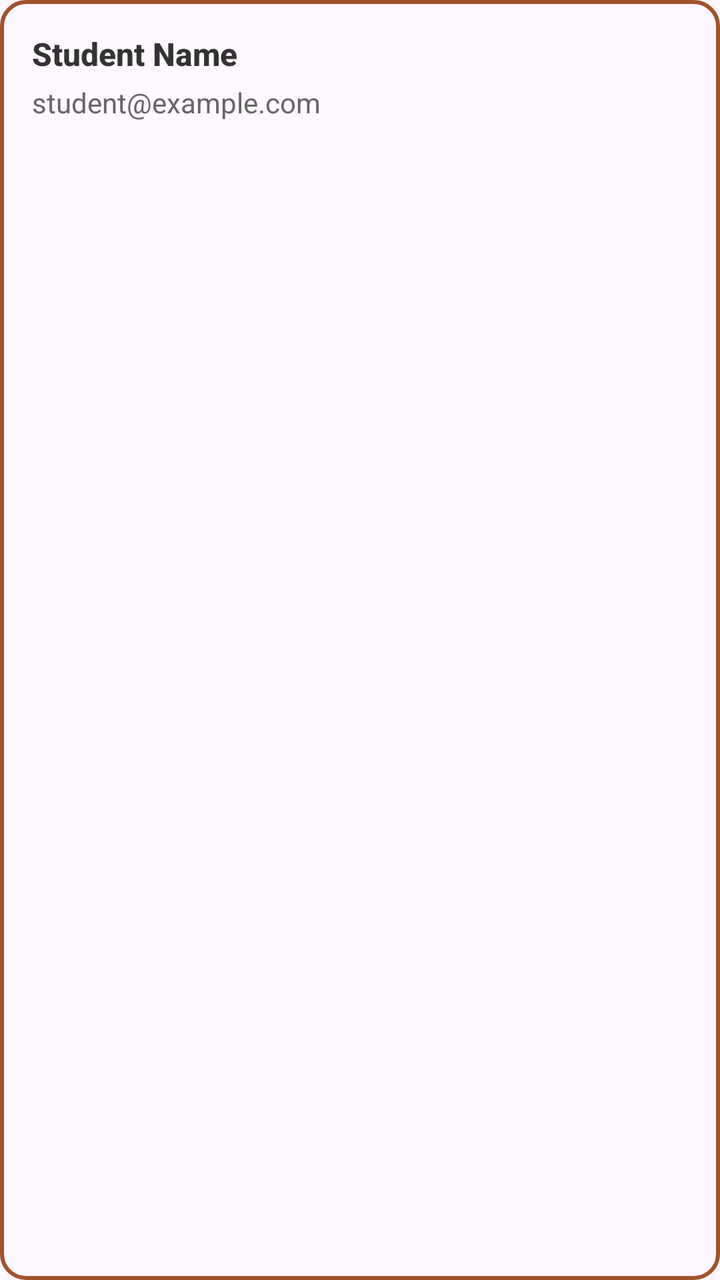
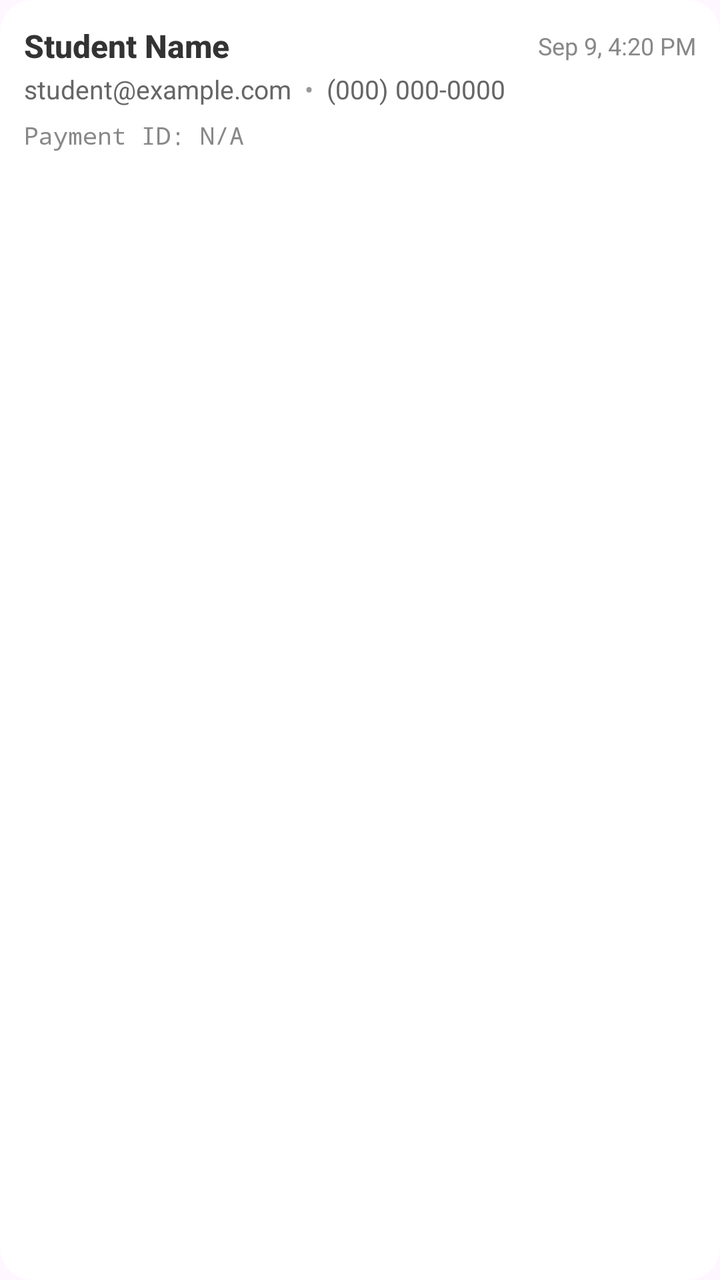

An Android layout rendered at two revisions. The XML below is the earlier revision; the diff shows what the commit changed to produce the second picture.
<!-- AndroidManifest.xml: application theme Theme.Csci3130Group1 -->
<!-- res/layout/registered_student_item.xml -->
<?xml version="1.0" encoding="utf-8"?>
<LinearLayout xmlns:android="http://schemas.android.com/apk/res/android"
    android:layout_width="match_parent"
    android:layout_height="wrap_content"
    android:orientation="vertical"
    android:background="@drawable/outlined_button_background"
    android:padding="16dp"
    android:layout_marginBottom="12dp">

    <TextView
        android:id="@+id/studentName"
        android:layout_width="match_parent"
        android:layout_height="wrap_content"
        android:text="Student Name"
        android:textSize="16sp"
        android:textStyle="bold"
        android:textColor="#333333"
        android:fontFamily="sans-serif-medium"/>

    <TextView
        android:id="@+id/studentEmail"
        android:layout_width="match_parent"
        android:layout_height="wrap_content"
        android:text="student@example.com"
        android:textSize="14sp"
        android:textColor="#666666"
        android:layout_marginTop="4dp"/>

</LinearLayout>
<!-- resources referenced by this layout -->
<resources>
  <!-- drawable outlined_button_background (drawable) -->
  <?xml version="1.0" encoding="utf-8"?>
  <shape xmlns:android="http://schemas.android.com/apk/res/android">
      <solid android:color="#00FFFFFF" />
      <corners android:radius="12dp" />
      <stroke android:width="2dp" android:color="#A0522D" />
  </shape>
  <style name="Theme.Csci3130Group1" parent="Base.Theme.Csci3130Group1" />
  <style name="Base.Theme.Csci3130Group1" parent="Theme.Material3.DayNight.NoActionBar">
          
          
      </style>
</resources>

<!-- the commit's change to res/layout/registered_student_item.xml (unified diff, before → after) -->
@@ -3,27 +3,79 @@
     android:layout_width="match_parent"
     android:layout_height="wrap_content"
     android:orientation="vertical"
-    android:background="@drawable/outlined_button_background"
-    android:padding="16dp"
-    android:layout_marginBottom="12dp">
+    android:background="@drawable/card_background"
+    android:padding="12dp"
+    android:layout_marginBottom="8dp">
 
-    <TextView
-        android:id="@+id/studentName"
+    
+    <LinearLayout
         android:layout_width="match_parent"
         android:layout_height="wrap_content"
-        android:text="Student Name"
-        android:textSize="16sp"
-        android:textStyle="bold"
-        android:textColor="#333333"
-        android:fontFamily="sans-serif-medium"/>
+        android:orientation="horizontal"
+        android:gravity="center_vertical">
 
-    <TextView
-        android:id="@+id/studentEmail"
+        <TextView
+            android:id="@+id/studentName"
+            android:layout_width="0dp"
+            android:layout_height="wrap_content"
+            android:layout_weight="1"
+            android:text="Student Name"
+            android:textSize="16sp"
+            android:textStyle="bold"
+            android:textColor="#333333"
+            android:fontFamily="sans-serif-medium"/>
+
+        <TextView
+            android:id="@+id/studentRegisteredAt"
+            android:layout_width="wrap_content"
+            android:layout_height="wrap_content"
+            android:text="Sep 9, 4:20 PM"
+            android:textSize="12sp"
+            android:textColor="#888888"/>
+    </LinearLayout>
+
+    
+    <LinearLayout
         android:layout_width="match_parent"
         android:layout_height="wrap_content"
-        android:text="student@example.com"
-        android:textSize="14sp"
-        android:textColor="#666666"
-        android:layout_marginTop="4dp"/>
+        android:orientation="horizontal"
+        android:layout_marginTop="2dp">
+
+        <TextView
+            android:id="@+id/studentEmail"
+            android:layout_width="wrap_content"
+            android:layout_height="wrap_content"
+            android:text="student@example.com"
+            android:textSize="13sp"
+            android:textColor="#666666"/>
+
+        <TextView
+            android:layout_width="wrap_content"
+            android:layout_height="wrap_content"
+            android:text="  •  "
+            android:textSize="13sp"
+            android:textColor="#999999"/>
+
+        <TextView
+            android:id="@+id/studentContact"
+            android:layout_width="wrap_content"
+            android:layout_height="wrap_content"
+            android:text="(000) 000-0000"
+            android:textSize="13sp"
+            android:textColor="#666666"/>
+    </LinearLayout>
+
+    
+    <TextView
+        android:id="@+id/studentPaymentId"
+        android:layout_width="match_parent"
+        android:layout_height="wrap_content"
+        android:layout_marginTop="6dp"
+        android:text="Payment ID: N/A"
+        android:textSize="12sp"
+        android:textColor="#888888"
+        android:ellipsize="end"
+        android:maxLines="1"
+        android:fontFamily="monospace"/>
 
 </LinearLayout>
<!-- resource entries referenced after the edit -->
@@ -1,11 +1,11 @@
 <!-- resources referenced by this layout -->
 <resources>
-  <!-- drawable outlined_button_background (drawable) -->
+  <!-- drawable card_background (drawable) -->
   <?xml version="1.0" encoding="utf-8"?>
   <shape xmlns:android="http://schemas.android.com/apk/res/android">
-      <solid android:color="#00FFFFFF" />
-      <corners android:radius="12dp" />
-      <stroke android:width="2dp" android:color="#A0522D" />
+      <solid android:color="#FFFFFF" />
+      <corners android:radius="16dp" />
+      <stroke android:width="0dp" android:color="#FFFFFF" />
   </shape>
   <style name="Theme.Csci3130Group1" parent="Base.Theme.Csci3130Group1" />
   <style name="Base.Theme.Csci3130Group1" parent="Theme.Material3.DayNight.NoActionBar">
